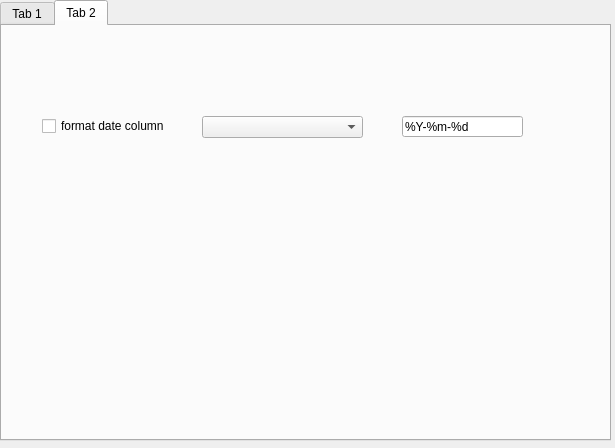
Before: the Qt Designer form trend_mapper_dialog_base.ui in russloewe/TrendMapper, drawn with Qt 5.
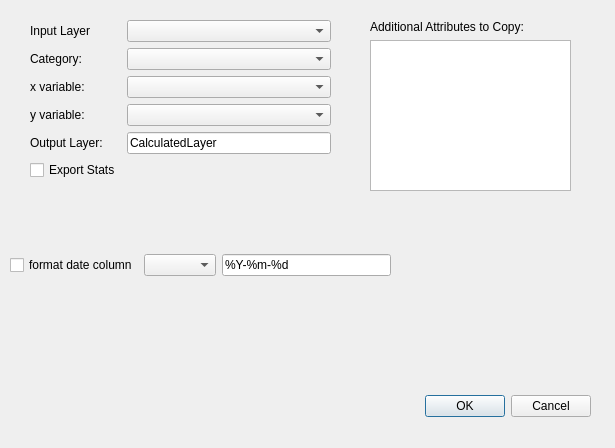
After: the same form once the commit is applied. The open tabs and pages were chosen to show the change.

Commit message: added date format to ui, main, and dialog

Patch:
```diff
--- a/trend_mapper_dialog_base.ui
+++ b/trend_mapper_dialog_base.ui
@@ -13,27 +13,11 @@
   <property name="windowTitle">
    <string>TrendMapper</string>
   </property>
-  <widget class="QTabWidget" name="tabWidget">
-   <property name="geometry">
-    <rect>
-     <x>0</x>
-     <y>0</y>
-     <width>611</width>
-     <height>441</height>
-    </rect>
-   </property>
-   <property name="currentIndex">
-    <number>0</number>
-   </property>
-   <widget class="QWidget" name="tab">
-    <attribute name="title">
-     <string>Tab 1</string>
-    </attribute>
     <widget class="QDialogButtonBox" name="button_box">
      <property name="geometry">
       <rect>
-       <x>210</x>
-       <y>320</y>
+     <x>250</x>
+     <y>390</y>
        <width>341</width>
        <height>32</height>
       </rect>
@@ -45,10 +29,36 @@
       <set>QDialogButtonBox::Cancel|QDialogButtonBox::Ok</set>
      </property>
     </widget>
+  <widget class="QWidget" name="verticalLayoutWidget">
+   <property name="geometry">
+    <rect>
+     <x>370</x>
+     <y>20</y>
+     <width>201</width>
+     <height>171</height>
+    </rect>
+   </property>
+   <layout class="QVBoxLayout" name="verticalLayout">
+    <item>
+     <widget class="QLabel" name="label_6">
+      <property name="text">
+       <string>Additional Attributes to Copy:</string>
+      </property>
+     </widget>
+    </item>
+    <item>
+     <widget class="QListWidget" name="copyAttr">
+      <property name="selectionMode">
+       <enum>QAbstractItemView::MultiSelection</enum>
+      </property>
+     </widget>
+    </item>
+   </layout>
+  </widget>
     <widget class="QWidget" name="formLayoutWidget">
      <property name="geometry">
       <rect>
-       <x>0</x>
+     <x>30</x>
        <y>20</y>
        <width>301</width>
        <height>161</height>
@@ -121,74 +131,34 @@
       </item>
      </layout>
     </widget>
-    <widget class="QWidget" name="verticalLayoutWidget">
+  <widget class="QWidget" name="horizontalLayoutWidget">
      <property name="geometry">
       <rect>
-       <x>350</x>
-       <y>20</y>
-       <width>201</width>
-       <height>171</height>
-      </rect>
-     </property>
-     <layout class="QVBoxLayout" name="verticalLayout">
+     <x>10</x>
+     <y>250</y>
+     <width>381</width>
+     <height>31</height>
+    </rect>
+   </property>
+   <layout class="QHBoxLayout" name="horizontalLayout">
       <item>
-       <widget class="QLabel" name="label_6">
-        <property name="text">
-         <string>Additional Attributes to Copy:</string>
-        </property>
-       </widget>
-      </item>
-      <item>
-       <widget class="QListWidget" name="copyAttr">
-        <property name="selectionMode">
-         <enum>QAbstractItemView::MultiSelection</enum>
-        </property>
-       </widget>
-      </item>
-     </layout>
-    </widget>
-   </widget>
-   <widget class="QWidget" name="tab_2">
-    <attribute name="title">
-     <string>Tab 2</string>
-    </attribute>
-    <widget class="QCheckBox" name="xDateCheck">
-     <property name="geometry">
-      <rect>
-       <x>40</x>
-       <y>90</y>
-       <width>151</width>
-       <height>20</height>
-      </rect>
-     </property>
+     <widget class="QCheckBox" name="dateCheck">
      <property name="text">
       <string>format date column</string>
      </property>
     </widget>
+    </item>
+    <item>
+     <widget class="QComboBox" name="dateFormatCombo"/>
+    </item>
+    <item>
     <widget class="QLineEdit" name="dateFormatLineEdit">
-     <property name="geometry">
-      <rect>
-       <x>400</x>
-       <y>90</y>
-       <width>121</width>
-       <height>21</height>
-      </rect>
-     </property>
      <property name="text">
       <string>%Y-%m-%d</string>
      </property>
     </widget>
-    <widget class="QComboBox" name="dateFormatCombo">
-     <property name="geometry">
-      <rect>
-       <x>200</x>
-       <y>90</y>
-       <width>161</width>
-       <height>22</height>
-      </rect>
-     </property>
-    </widget>
-   </widget>
+    </item>
+   </layout>
   </widget>
  </widget>
  <resources/>
```
Lines whose indentation alone changed are shown as unchanged. The commit also changes 3 other files.
